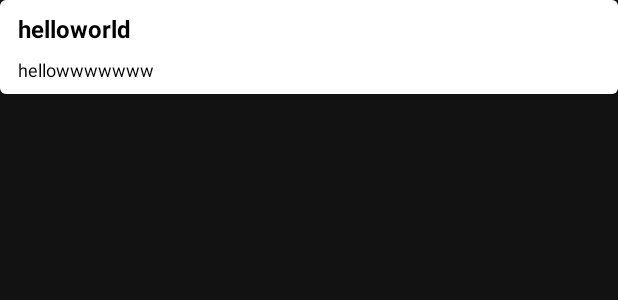
After one commit to zirota/learn-dagger, an Android app: the layout post_list_item.xml on its own in the app's theme, with its tools: preview values and no code run, on a phone screen of 412 x 824 dp. The commit adds this screen. Shown: the top 300 px of the screen. Run offline under Robolectric (Android 15) with nearby library versions, the phone set to English and light mode, and no system bars.

Commit message:
Finished posts pages

```diff
--- a/app/build.gradle
+++ b/app/build.gradle
@@ -32,6 +32,8 @@ dependencies {
     implementation 'androidx.appcompat:appcompat:1.2.0'
     implementation 'androidx.constraintlayout:constraintlayout:2.0.1'
     implementation 'com.google.android.material:material:1.2.1'
+    implementation "androidx.navigation:navigation-fragment:2.3.0"
+    implementation "androidx.navigation:navigation-ui:2.3.0"
 
     // Dagger Libraries
     implementation 'com.google.dagger:dagger:2.27'
--- a/app/src/main/java/com/example/android/learn_dagger/di/ActivityModuleBuilder.java
+++ b/app/src/main/java/com/example/android/learn_dagger/di/ActivityModuleBuilder.java
@@ -3,6 +3,7 @@ package com.example.android.learn_dagger.di;
 import com.example.android.learn_dagger.di.auth.AuthModule;
 import com.example.android.learn_dagger.di.auth.AuthViewModelsModule;
 import com.example.android.learn_dagger.di.main.MainFragmentModuleBuilder;
+import com.example.android.learn_dagger.di.main.MainModule;
 import com.example.android.learn_dagger.di.main.MainViewModelsModule;
 import com.example.android.learn_dagger.ui.auth.AuthActivity;
 import com.example.android.learn_dagger.ui.main.MainActivity;
@@ -25,7 +26,9 @@ public abstract class ActivityModuleBuilder {
     )
     abstract AuthActivity provideAuthActivity();
 
-    @ContributesAndroidInjector(modules = {MainFragmentModuleBuilder.class, MainViewModelsModule.class})
+    @ContributesAndroidInjector(modules = {MainFragmentModuleBuilder.class, MainViewModelsModule.class,
+            MainModule.class
+    })
     abstract MainActivity provideMainActivity();
 
 
--- a/app/src/main/java/com/example/android/learn_dagger/di/main/MainFragmentModuleBuilder.java
+++ b/app/src/main/java/com/example/android/learn_dagger/di/main/MainFragmentModuleBuilder.java
@@ -1,5 +1,6 @@
 package com.example.android.learn_dagger.di.main;
 
+import com.example.android.learn_dagger.ui.main.posts.PostFragment;
 import com.example.android.learn_dagger.ui.main.profile.ProfileFragment;
 
 import dagger.Module;
@@ -10,4 +11,7 @@ public abstract class MainFragmentModuleBuilder {
 
     @ContributesAndroidInjector
     abstract ProfileFragment provideProfileFragment();
+
+    @ContributesAndroidInjector
+    abstract PostFragment providePostFragment();
 }
--- a/app/src/main/java/com/example/android/learn_dagger/di/main/MainViewModelsModule.java
+++ b/app/src/main/java/com/example/android/learn_dagger/di/main/MainViewModelsModule.java
@@ -3,6 +3,7 @@ package com.example.android.learn_dagger.di.main;
 import androidx.lifecycle.ViewModel;
 
 import com.example.android.learn_dagger.di.ViewModelKey;
+import com.example.android.learn_dagger.ui.main.posts.PostViewModel;
 import com.example.android.learn_dagger.ui.main.profile.ProfileViewModel;
 
 import dagger.Binds;
@@ -16,4 +17,9 @@ public abstract class MainViewModelsModule {
     @IntoMap
     @ViewModelKey(ProfileViewModel.class)
     public abstract ViewModel bindProfileViewModel(ProfileViewModel viewModel);
+
+    @Binds
+    @IntoMap
+    @ViewModelKey(PostViewModel.class)
+    public abstract ViewModel bindPostViewModel(PostViewModel viewModel);
 }
--- /dev/null
+++ b/app/src/main/res/layout/post_list_item.xml
@@ -0,0 +1,47 @@
+<?xml version="1.0" encoding="utf-8"?>
+<layout xmlns:android="http://schemas.android.com/apk/res/android"
+        xmlns:tools="http://schemas.android.com/tools">
+    <com.google.android.material.card.MaterialCardView
+            android:background="#fff"
+            android:layout_width="match_parent"
+            android:layout_height="wrap_content"
+            >
+        <LinearLayout
+                android:background="#fff"
+                android:layout_width="match_parent"
+                android:layout_height="wrap_content"
+                android:paddingVertical="8dp"
+                android:paddingHorizontal="12dp"
+                android:orientation="vertical"
+                >
+            <com.google.android.material.textview.MaterialTextView
+                    android:id="@+id/post_title"
+                    android:text="@{post.title}"
+                    android:textSize="16sp"
+                    android:textColor="#000"
+                    android:textStyle="bold"
+                    android:layout_width="wrap_content"
+                    android:layout_height="wrap_content"
+                    tools:text="helloworld"/>
+
+            <com.google.android.material.textview.MaterialTextView
+                    android:id="@+id/post_body"
+                    android:text="@{post.body}"
+                    android:layout_marginTop="8dp"
+                    android:layout_width="wrap_content"
+                    android:layout_height="wrap_content"
+                    android:textSize="12sp"
+                    android:textColor="#000"
+                    tools:text="hellowwwwwww"
+                    />
+
+        </LinearLayout>
+    </com.google.android.material.card.MaterialCardView>
+
+    <data>
+        <variable
+                name="post"
+                type="com.example.android.learn_dagger.models.Post" />
+    </data>
+
+</layout>
--- a/app/src/main/res/values/strings.xml
+++ b/app/src/main/res/values/strings.xml
@@ -20,4 +20,6 @@
     <string name="shr_dresses_label">Dresses</string>
     <string name="shr_account_label">My Account</string>
     <string name="logout">Logout</string>
+    <string name="profile">Profile</string>
+    <string name="posts">Posts</string>
 </resources>
```
Also changed, not shown: app/src/main/java/com/example/android/learn_dagger/di/main/MainModule.java (added, +22 -0 lines), app/src/main/java/com/example/android/learn_dagger/models/Post.java (added, +65 -0 lines), app/src/main/java/com/example/android/learn_dagger/network/main/MainApi.java (added, +18 -0 lines), app/src/main/java/com/example/android/learn_dagger/ui/main/posts/PostFragment.java (added, +101 -0 lines), app/src/main/java/com/example/android/learn_dagger/ui/main/posts/PostRecyclerAdapter.java (added, +59 -0 lines), app/src/main/java/com/example/android/learn_dagger/ui/main/posts/PostViewModel.java (added, +82 -0 lines), app/src/main/java/com/example/android/learn_dagger/utils/VerticalSpacingItemDecoration.java (added, +21 -0 lines), app/src/main/res/layout/fragment_posts.xml (added, +10 -0 lines), app/src/main/res/navigation/main.xml (added, +20 -0 lines).
